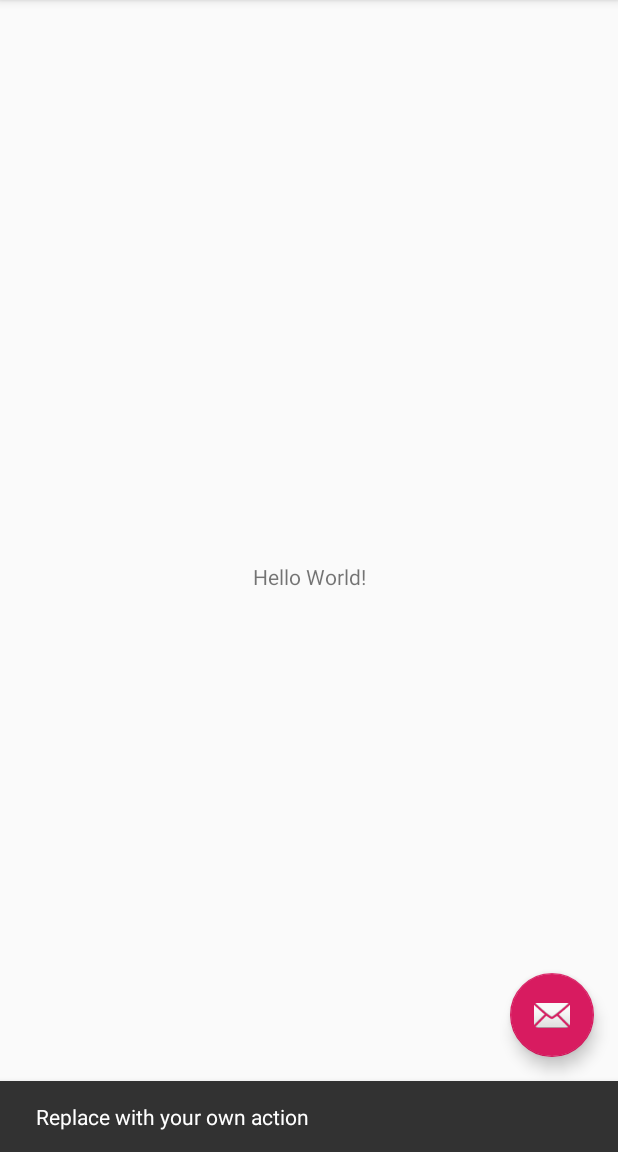
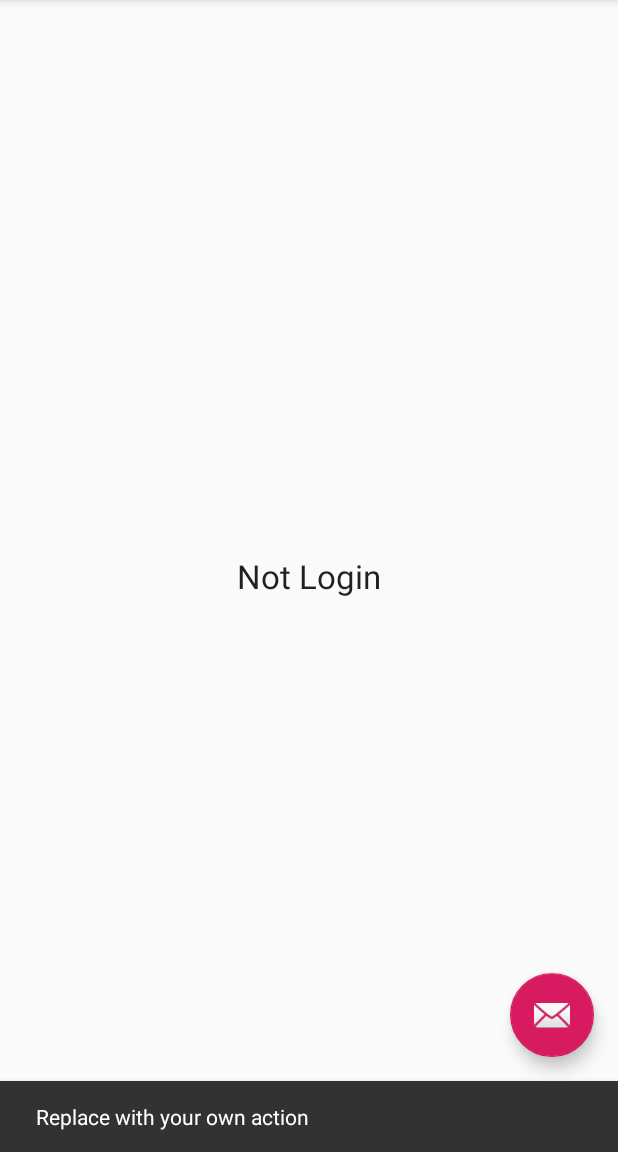
Before and after one commit to baby66123/Mall, an Android app: the screen it shows after launch (MainActivity), after a tap on an icon or button, on a phone screen of 412 x 824 dp, the part 84-1236 px from its top. Run offline under Robolectric (Android 15) with nearby library versions, the phone set to English and light mode, and no system bars; our stand-ins replace Firebase (no records; nobody signed in at launch, a user with empty details on screens opened directly); libraries missing offline, so code that uses them is left out: com.firebase.ui.

Commit message:
SignUp,Login

```diff
--- a/app/src/main/java/com/randy/mall/MainActivity.kt
+++ b/app/src/main/java/com/randy/mall/MainActivity.kt
@@ -1,15 +1,24 @@
 package com.randy.mall
 
+import android.app.Activity
+import android.content.Intent
 import android.os.Bundle
 import com.google.android.material.snackbar.Snackbar
 import androidx.appcompat.app.AppCompatActivity;
 import android.view.Menu
 import android.view.MenuItem
+import android.view.View
+import com.firebase.ui.auth.AuthUI
 import com.google.firebase.auth.FirebaseAuth
 
 import kotlinx.android.synthetic.main.activity_main.*
+import kotlinx.android.synthetic.main.content_main.*
+import java.util.*
 
-class MainActivity : AppCompatActivity() {
+class MainActivity : AppCompatActivity(),FirebaseAuth.AuthStateListener {
+
+
+    private val RC_SIGNIN: Int=100
 
     override fun onCreate(savedInstanceState: Bundle?) {
         super.onCreate(savedInstanceState)
@@ -20,6 +29,40 @@ class MainActivity : AppCompatActivity() {
             Snackbar.make(view, "Replace with your own action", Snackbar.LENGTH_LONG)
                 .setAction("Action", null).show()
         }
+        verify_email.setOnClickListener {
+            FirebaseAuth.getInstance().currentUser?.sendEmailVerification()
+                ?.addOnCompleteListener { task ->
+                    if (task.isSuccessful){
+                        Snackbar.make(it,"Verify Email Sent",Snackbar.LENGTH_LONG).show()
+                    }
+                }
+        }
+    }
+
+    override fun onAuthStateChanged(auth: FirebaseAuth) {
+        val user=auth.currentUser
+        if(user!=null){
+            user_info.setText("Email: ${user.email} / ${user.isEmailVerified}")
+            verify_email.visibility=if (user.isEmailVerified)View.GONE else View.VISIBLE
+        }else{
+            user_info.setText("Not Login")
+            verify_email.visibility=View.GONE
+        }
+    }
+
+    override fun onStart() {
+        super.onStart()
+        FirebaseAuth.getInstance().addAuthStateListener(this)
+    }
+
+    override fun onStop() {
+        super.onStop()
+        FirebaseAuth.getInstance().removeAuthStateListener(this)
+    }
+
+    override fun onActivityResult(requestCode: Int, resultCode: Int, data: Intent?) {
+        super.onActivityResult(requestCode, resultCode, data)
+
     }
 
     override fun onCreateOptionsMenu(menu: Menu): Boolean {
@@ -34,6 +77,33 @@ class MainActivity : AppCompatActivity() {
         // as you specify a parent activity in AndroidManifest.xml.
         return when (item.itemId) {
             R.id.action_settings -> true
+            R.id.action_signin -> {
+                val whiteList= listOf<String>("tw","hk","cn","au")
+                startActivityForResult(
+                    AuthUI.getInstance()
+                        .createSignInIntentBuilder()
+                        .setAvailableProviders(Arrays.asList(
+                            AuthUI.IdpConfig.EmailBuilder().build(),
+                            AuthUI.IdpConfig.GoogleBuilder().build(),
+                            AuthUI.IdpConfig.FacebookBuilder().build(),
+                            AuthUI.IdpConfig.PhoneBuilder()
+                                .setWhitelistedCountries(whiteList)
+                                .setDefaultCountryIso("tw")
+                                .build()
+                        ))
+                        .setIsSmartLockEnabled(false)
+                        .setLogo(R.drawable.mall)
+                        .setTheme(R.style.SignUp)
+                        .build(),RC_SIGNIN)
+//                startActivityForResult(
+//                    Intent(this,SignInActivity::class.java),
+//                    RC_SIGNIN)
+                true
+            }
+            R.id.action_signout ->{
+                FirebaseAuth.getInstance().signOut()
+                true
+            }
             else -> super.onOptionsItemSelected(item)
         }
     }
--- a/app/src/main/res/layout/content_main.xml
+++ b/app/src/main/res/layout/content_main.xml
@@ -16,6 +16,14 @@
             app:layout_constraintBottom_toBottomOf="parent"
             app:layout_constraintLeft_toLeftOf="parent"
             app:layout_constraintRight_toRightOf="parent"
-            app:layout_constraintTop_toTopOf="parent"/>
+            app:layout_constraintTop_toTopOf="parent" android:textAppearance="@style/TextAppearance.AppCompat.Large"
+            android:id="@+id/user_info"/>
+    <Button
+            android:text="Verify Email"
+            android:layout_width="wrap_content"
+            android:layout_height="wrap_content"
+            android:id="@+id/verify_email" android:layout_marginTop="24dp"
+            app:layout_constraintTop_toBottomOf="@+id/user_info" app:layout_constraintStart_toStartOf="@+id/user_info"
+            app:layout_constraintEnd_toEndOf="@+id/user_info" android:visibility="gone"/>
 
 </androidx.constraintlayout.widget.ConstraintLayout>
--- a/app/src/main/res/menu/menu_main.xml
+++ b/app/src/main/res/menu/menu_main.xml
@@ -2,6 +2,8 @@
       xmlns:app="http://schemas.android.com/apk/res-auto"
       xmlns:tools="http://schemas.android.com/tools"
       tools:context="com.randy.mall.MainActivity">
+    <item android:title="Sign In" android:id="@+id/action_signin"/>
+    <item android:title="Sign Out" android:id="@+id/action_signout"/>
     <item android:id="@+id/action_settings"
           android:title="@string/action_settings"
           android:orderInCategory="100"
--- a/app/src/main/res/values/colors.xml
+++ b/app/src/main/res/values/colors.xml
@@ -3,4 +3,9 @@
     <color name="colorPrimary">#008577</color>
     <color name="colorPrimaryDark">#00574B</color>
     <color name="colorAccent">#D81B60</color>
+
+    <color name="yellow_200">#FFCA28</color>
+    <color name="green_700">#00838F</color>
+    <color name="orange_500">#FF6E40</color>
+    <color name="blue_200">#4DD0E1</color>
 </resources>
--- a/app/src/main/res/values/strings.xml
+++ b/app/src/main/res/values/strings.xml
@@ -1,4 +1,6 @@
 <resources>
     <string name="app_name">Mall</string>
     <string name="action_settings">Settings</string>
+    <string name="facebook_application_id">453951742067840</string>
+    <string name="facebook_login_protocol_scheme">fb453951742067840</string>
 </resources>
--- a/app/src/main/res/values/styles.xml
+++ b/app/src/main/res/values/styles.xml
@@ -13,5 +13,12 @@
     </style>
     <style name="AppTheme.AppBarOverlay" parent="ThemeOverlay.AppCompat.Dark.ActionBar"/>
     <style name="AppTheme.PopupOverlay" parent="ThemeOverlay.AppCompat.Light"/>
+    <style name="SignUp" parent="FirebaseUI">
+        <item name="colorPrimary">@color/blue_200</item>
+        <item name="colorPrimaryDark">@color/green_700</item>
+        <item name="colorAccent">@color/orange_500</item>
+        <item name="colorControlActivated">@color/blue_200</item>
+    </style>
+
 
 </resources>
```
Also changed, not shown: app/build.gradle (+11 -1 lines), app/src/main/AndroidManifest.xml (+15 -0 lines), app/src/main/java/com/randy/mall/SignInActivity.kt (added, +102 -0 lines), app/src/main/res/layout/activity_sign_in.xml (added, +67 -0 lines), app/src/main/res/drawable/mall.png (added).
